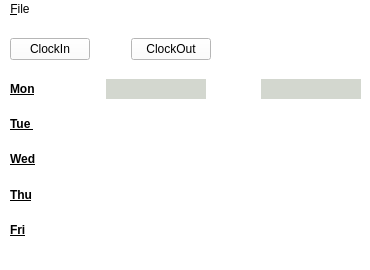
This is c/mainwindow.ui in kyujinChoi/workspace_tool as Qt 5 draws it before an edit. The edited form follows.
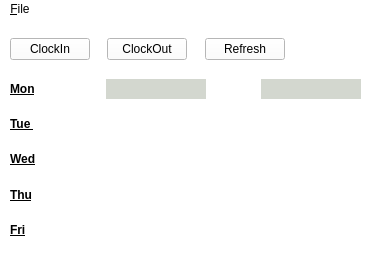
This is the edited form.

```diff
--- a/c/mainwindow.ui
+++ b/c/mainwindow.ui
@@ -22,7 +22,7 @@
      <rect>
       <x>10</x>
       <y>10</y>
-      <width>201</width>
+      <width>275</width>
       <height>41</height>
      </rect>
     </property>
@@ -54,6 +54,26 @@
        </property>
       </widget>
      </item>
+     <item>
+      <spacer name="horizontalSpacer_12">
+       <property name="orientation">
+        <enum>Qt::Horizontal</enum>
+       </property>
+       <property name="sizeHint" stdset="0">
+        <size>
+         <width>40</width>
+         <height>20</height>
+        </size>
+       </property>
+      </spacer>
+     </item>
+     <item>
+      <widget class="QPushButton" name="reFreshButton">
+       <property name="text">
+        <string>Refresh</string>
+       </property>
+      </widget>
+     </item>
     </layout>
    </widget>
    <widget class="QWidget" name="verticalLayoutWidget">
```
